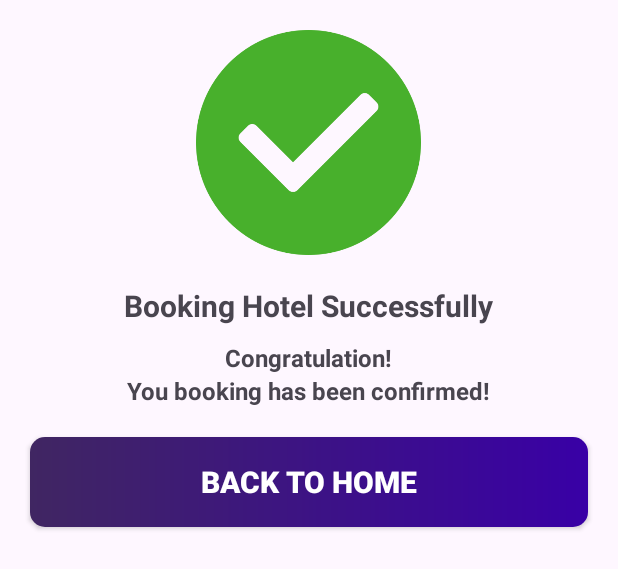
After one commit to MinhChien204/Fhotel, an Android app: the layout bottomsheetpaymentdone.xml on its own in the app's theme, with its tools: preview values and no code run, on a phone screen of 412 x 824 dp. The commit adds this screen. Shown: the top 569 px of the screen. Run offline under Robolectric (Android 15) with nearby library versions, the phone set to English and light mode, and no system bars.

Commit message:
fix image product

```diff
--- a/app/build.gradle.kts
+++ b/app/build.gradle.kts
@@ -51,5 +51,7 @@ dependencies {
     implementation ("androidx.media:media:1.7.0")
     implementation ("com.squareup.picasso:picasso:2.71828")
     implementation ("com.google.android.material:material:1.7.0")
+    implementation ("com.airbnb.android:lottie:5.2.0")
+
 
 }
--- a/app/src/main/AndroidManifest.xml
+++ b/app/src/main/AndroidManifest.xml
@@ -41,7 +41,7 @@
             android:name=".activity.getStats"
             android:exported="false" />
         <activity
-            android:name=".activity.Login"
+            android:name=".activity.TrangChuAdmin"
             android:exported="false" />
         <activity
             android:name=".activity.Register"
@@ -50,10 +50,10 @@
             android:name=".activity.MainActivity"
             android:exported="false" />
         <activity
-            android:name=".activity.TrangChuAdmin"
+            android:name=".activity.Welcome"
             android:exported="false" />
         <activity
-            android:name=".activity.Welcome"
+            android:name=".activity.Login"
             android:exported="true">
             <intent-filter>
                 <action android:name="android.intent.action.MAIN" />
--- a/app/src/main/res/drawable/search_bar_background.xml
+++ b/app/src/main/res/drawable/search_bar_background.xml
@@ -1,8 +1,8 @@
 <?xml version="1.0" encoding="utf-8"?>
 <shape xmlns:android="http://schemas.android.com/apk/res/android">
     <gradient
-        android:startColor="#DF98ae"
-        android:endColor="#9055ae"/>
+        android:startColor="#402662"
+        android:endColor="#3900a6"/>
     <corners
         android:radius="10dp"
         />
--- /dev/null
+++ b/app/src/main/res/layout/bottomsheetpaymentdone.xml
@@ -0,0 +1,50 @@
+<?xml version="1.0" encoding="utf-8"?>
+<LinearLayout xmlns:android="http://schemas.android.com/apk/res/android"
+    android:layout_width="match_parent"
+    android:layout_height="match_parent"
+    android:orientation="vertical">
+
+    <ImageView
+        android:layout_width="150dp"
+        android:layout_height="150dp"
+        android:src="@drawable/icon_done"
+        android:layout_gravity="center"
+        android:layout_marginTop="20dp"/>
+
+    <TextView
+        android:layout_width="wrap_content"
+        android:layout_height="wrap_content"
+        android:text="Booking Hotel Successfully"
+        android:layout_gravity="center"
+        android:textSize="20dp"
+        android:textStyle="bold"
+        android:layout_marginTop="20dp"/>
+
+    <TextView
+        android:layout_width="wrap_content"
+        android:layout_height="wrap_content"
+        android:text="Congratulation!"
+        android:layout_gravity="center"
+        android:textSize="16dp"
+        android:textStyle="bold"
+        android:layout_marginTop="10dp"/>
+    <TextView
+        android:layout_width="wrap_content"
+        android:layout_height="wrap_content"
+        android:text="You booking has been confirmed!"
+        android:layout_gravity="center"
+        android:textSize="16dp"
+        android:textStyle="bold"/>
+
+    <androidx.appcompat.widget.AppCompatButton
+        android:layout_width="match_parent"
+        android:layout_height="60dp"
+        android:textSize="20dp"
+        android:layout_marginTop="20dp"
+        android:textStyle="bold"
+        android:textColor="#fff"
+        android:layout_margin="20dp"
+        android:background="@drawable/search_bar_background"
+        android:text="Back to Home"/>
+
+</LinearLayout>
--- a/app/src/main/res/values/themes.xml
+++ b/app/src/main/res/values/themes.xml
@@ -6,4 +6,10 @@
     </style>
 
     <style name="Theme.Fhotel" parent="Base.Theme.Fhotel" />
+
+    <style name="DialogAnimation">
+        <item name="android:windowEnterAnimation">@anim/slide_in_bottom</item>
+        <item name="android:windowExitAnimation" tools:ignore="DuplicateDefinition">@anim/slide_out_bottom</item>
+    </style>
+
 </resources>
```
Also changed, not shown: app/src/main/java/learn/fpoly/fhotel/Adapter/RecentsAdapter.java (+7 -1 lines), app/src/main/java/learn/fpoly/fhotel/Adapter/TopPlacesAdapter.java (+7 -1 lines), app/src/main/java/learn/fpoly/fhotel/activity/TrangChuAdmin.java (+33 -0 lines), app/src/main/res/anim/slide_in_bottom.xml (added, +10 -0 lines), app/src/main/res/anim/slide_out_bottom.xml (added, +11 -0 lines), app/src/main/res/drawable/card_background.xml (added, +19 -0 lines), app/src/main/res/drawable/dialog_bg.xml (added, +18 -0 lines), app/src/main/res/layout/activity_trang_chu_admin.xml (+7 -0 lines), app/src/main/res/layout/fragment_payment.xml (+3 -9 lines), app/src/main/res/layout/fragment_thong_ke_admin.xml (+81 -5 lines), app/src/main/res/drawable/icon_done.png (added).
